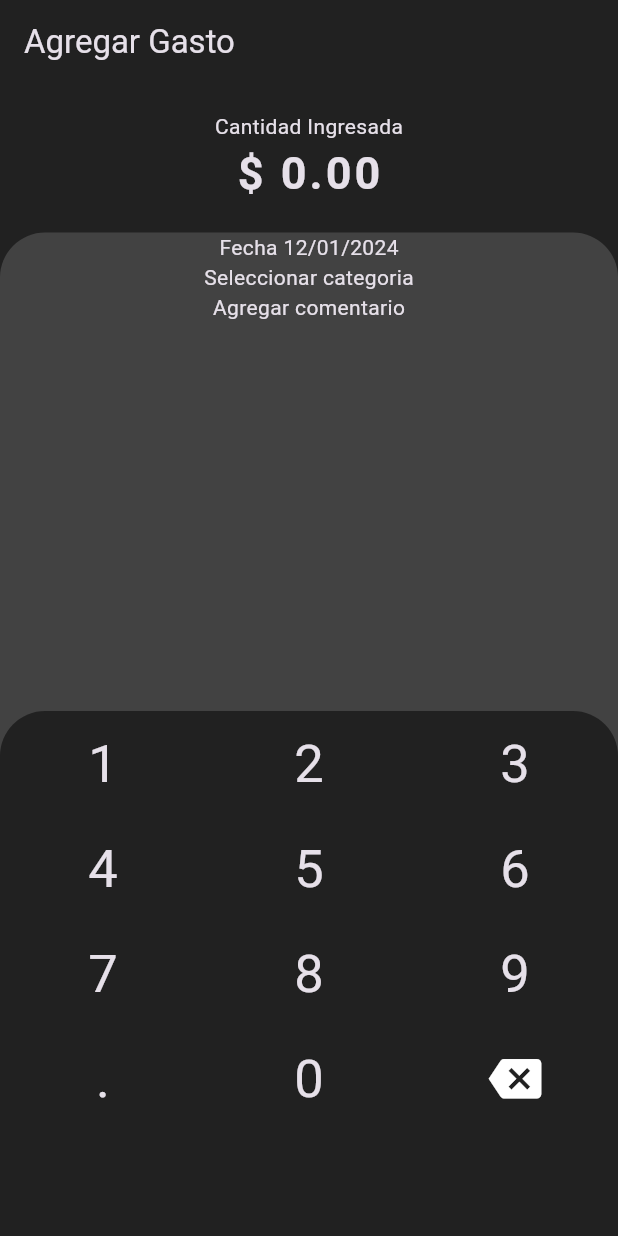
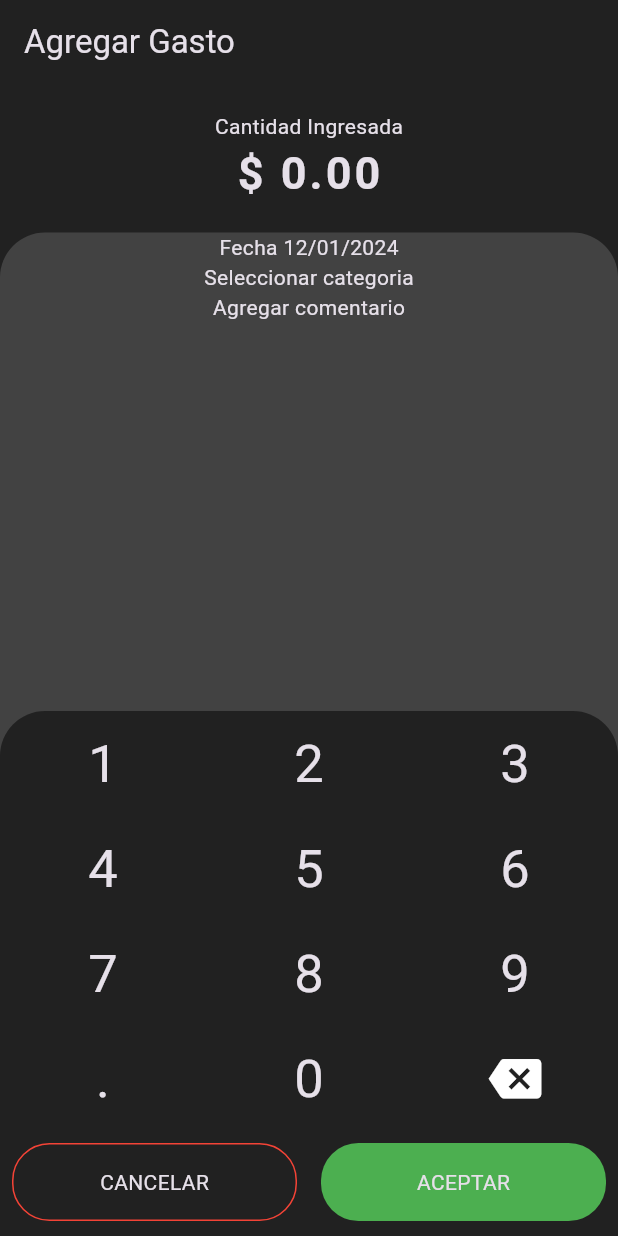
Before and after one commit to michaelacevedo18/exp_app, a Flutter app: the AddExpenses screen opened directly, after a tap on "Cantidad Ingresada", on a phone screen of 412 x 824 dp. Run offline on Flutter 3.47's test engine with Material 3 defaults, Android fonts, the phone set to English and light mode, and no system bars; our stand-ins replace flutter_speed_dial.

Commit message:
2 commit

```diff
--- a/lib/widgets/add_expenses_wt/bs_num_keyboard.dart
+++ b/lib/widgets/add_expenses_wt/bs_num_keyboard.dart
@@ -1,3 +1,4 @@
+import 'package:exp_app/utils/constants.dart';
 import 'package:flutter/material.dart';
 
 class BSNumKeyboard extends StatefulWidget {
@@ -110,6 +111,34 @@ class _BSNumKeyboardState extends State<BSNumKeyboard> {
                         )
                       ])
                     ],
+                  ),
+                  Row(
+                    children: [
+                      Expanded(
+                        child: GestureDetector(
+                          child: Constants.customButton(
+                              Colors.transparent, Colors.red, 'CANCELAR'),
+                          onTap: () {
+                            setState(() {
+                              import = '0.00';
+                              Navigator.pop(context);
+                            });
+                          },
+                        ),
+                      ),
+                      Expanded(
+                        child: GestureDetector(
+                          child: Constants.customButton(
+                              Colors.green, Colors.transparent, 'ACEPTAR'),
+                          onTap: () {
+                            setState(() {
+                              if (import.length == 0.0) import = '0.00';
+                              Navigator.pop(context);
+                            });
+                          },
+                        ),
+                      ),
+                    ],
                   )
                 ],
               );
```
